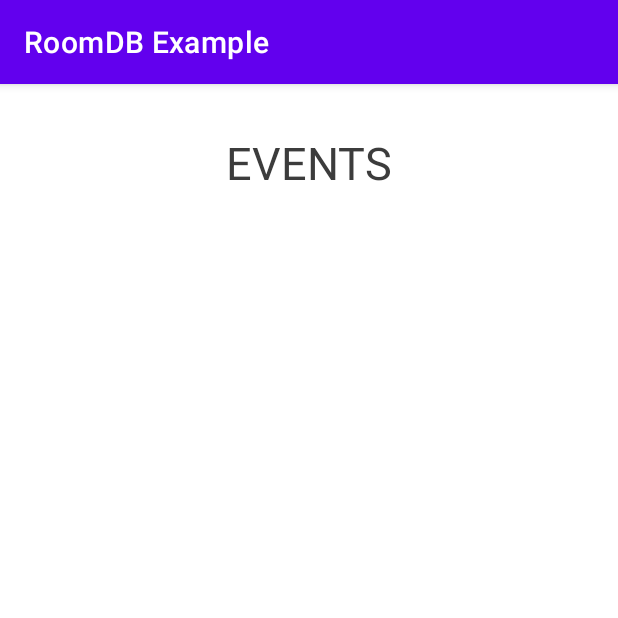
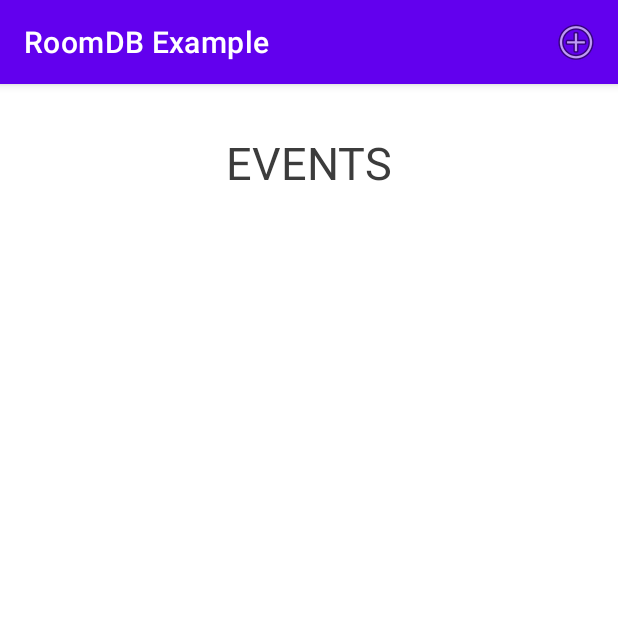
Before and after one commit to adamkohler/BIT372-Adam, an Android app: the screen it shows after launch (MainActivity), on a phone screen of 412 x 824 dp, the top half of it. Run offline under Robolectric (Android 15) with nearby library versions, the phone set to English and light mode, and no system bars; our stand-ins replace Room's generated code.

Commit message:
final test complete.  add action bar item working

```diff
--- a/RoomDBSample/app/src/main/java/com/example/roomdbexample/MainActivity.java
+++ b/RoomDBSample/app/src/main/java/com/example/roomdbexample/MainActivity.java
@@ -45,7 +45,7 @@ public class MainActivity extends AppCompatActivity {
 
     @Override
     public boolean onCreateOptionsMenu(Menu menu) {
-        getMenuInflater().inflate(R.menu.action_menu, menu);
+        getMenuInflater().inflate(R.menu.action_bar, menu);
         return true;
     }
 
--- /dev/null
+++ b/RoomDBSample/app/src/main/res/menu/action_bar.xml
@@ -0,0 +1,12 @@
+<?xml version="1.0" encoding="utf-8"?>
+<menu xmlns:android="http://schemas.android.com/apk/res/android"
+    xmlns:app="http://schemas.android.com/apk/res-auto">
+
+    <item
+        android:id="@+id/action_add"
+        android:orderInCategory="100"
+        android:icon="@android:drawable/ic_menu_add"
+        android:title="Add"
+        app:showAsAction="ifRoom|withText" />
+
+</menu>
```
